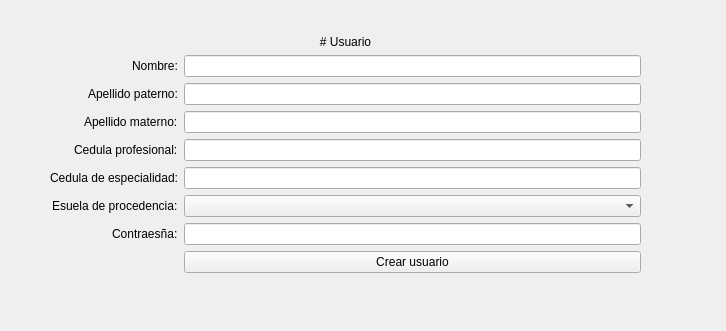
Old version of the form Documentacion/QtDesigner/usuario_crear.ui in the repository AsgardUtvt/ProyectoIntegrador1.
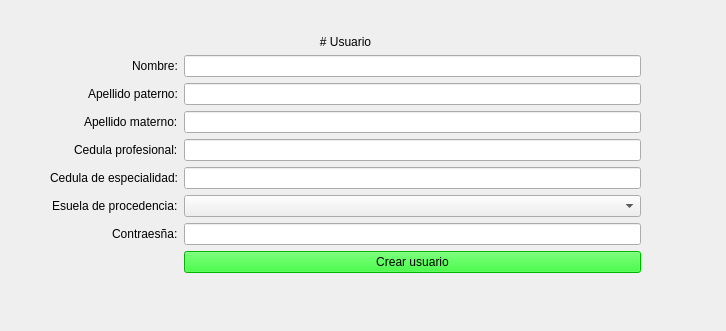
New version of the form.

The edit to the form file:
```diff
--- a/Documentacion/QtDesigner/usuario_crear.ui
+++ b/Documentacion/QtDesigner/usuario_crear.ui
@@ -118,6 +118,11 @@
     </item>
     <item row="8" column="1">
      <widget class="QPushButton" name="pb_crear_usuario">
+      <property name="styleSheet">
+       <string notr="true">QPushButton#pb_crear_usuario {
+background-color: rgb(0, 255, 0)
+}</string>
+      </property>
       <property name="text">
        <string>Crear usuario</string>
       </property>
```
